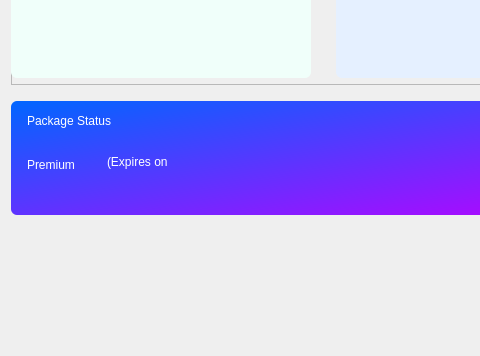
This is widget/Setting/WAccountPage.ui in yechaoGitHub/AI as Qt 5 draws it before an edit; both pictures show x 0 to 480 and y 186 to 542 of the 658 by 542 pixel window. The edited form follows.
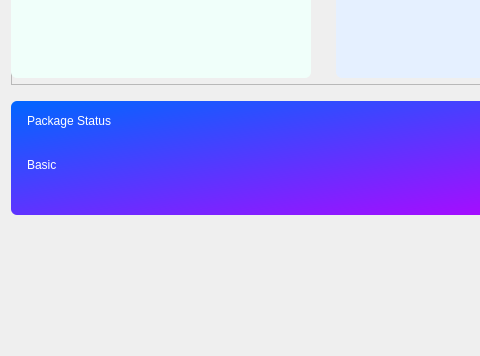
This is the edited form.

Patch:
```diff
--- a/widget/Setting/WAccountPage.ui
+++ b/widget/Setting/WAccountPage.ui
@@ -368,7 +368,7 @@
        <rect>
         <x>16</x>
         <y>47</y>
-        <width>78</width>
+        <width>51</width>
         <height>24</height>
        </rect>
       </property>
@@ -377,7 +377,7 @@
 font: 18px &quot;微软雅黑&quot;;</string>
       </property>
       <property name="text">
-       <string>Premium</string>
+       <string>Basic</string>
       </property>
       <property name="alignment">
        <set>Qt::AlignBottom|Qt::AlignLeading|Qt::AlignLeft</set>
@@ -386,7 +386,7 @@
      <widget class="QLabel" name="lb_time">
       <property name="geometry">
        <rect>
-        <x>96</x>
+        <x>80</x>
         <y>52</y>
         <width>190</width>
         <height>16</height>
@@ -399,7 +399,7 @@
        </size>
       </property>
       <property name="text">
-       <string>(Expires on </string>
+       <string/>
       </property>
       <property name="alignment">
        <set>Qt::AlignBottom|Qt::AlignLeading|Qt::AlignLeft</set>
```
